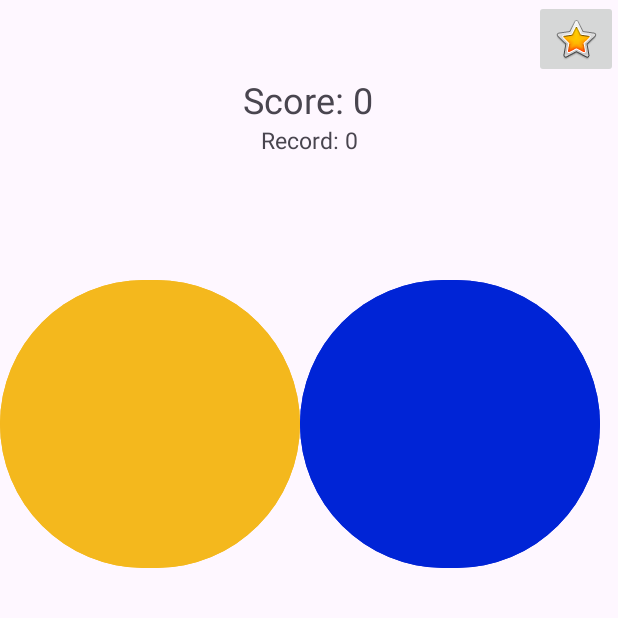
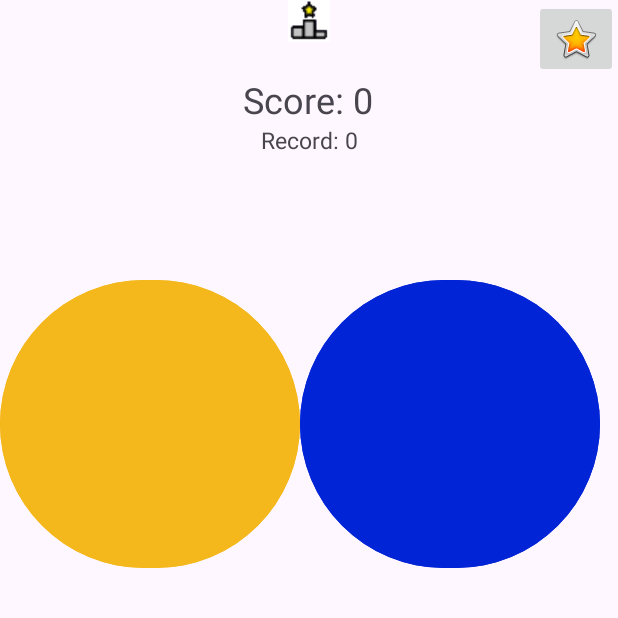
Before and after one commit to amitwallner25/simon_says, an Android app: the MainActivity screen opened directly, with no data from a screen before it, on a phone screen of 412 x 824 dp, the top half of it. Run offline under Robolectric (Android 15) with nearby library versions, the phone set to English and light mode, and no system bars.

Commit message:
added the right logo for the leaderboards activity

```diff
--- a/app/src/main/java/com/example/saimonsays/MainActivity.java
+++ b/app/src/main/java/com/example/saimonsays/MainActivity.java
@@ -9,6 +9,7 @@ import android.util.Log;
 import android.view.View;
 import android.widget.Button;
 import android.widget.ImageButton;
+import android.widget.ImageView;
 import android.widget.TextView;
 
 import androidx.appcompat.app.AppCompatActivity;
@@ -23,6 +24,7 @@ public class MainActivity extends AppCompatActivity {
 
     private Button button1, button2, button3, button4;
     private ImageButton imageButton;
+    private ImageView imageView;
     private TextView scoreTextView,highScoreTextView;
     private ArrayList<Integer> pattern = new ArrayList<>();
     private ArrayList<Integer> userInput = new ArrayList<>();
@@ -39,6 +41,7 @@ public class MainActivity extends AppCompatActivity {
         setContentView(R.layout.activity_main);
 
         imageButton = findViewById(R.id.imageButton);
+        imageView = findViewById(R.id.imageView);
         button1 = findViewById(R.id.button1);
         button2 = findViewById(R.id.button2);
         button3 = findViewById(R.id.button3);
@@ -72,6 +75,14 @@ public class MainActivity extends AppCompatActivity {
             }
         });
         imageButton.setOnClickListener(new View.OnClickListener() {
+            @Override
+            public void onClick(View v) {
+                Intent intent = new Intent(MainActivity.this, LeaderBoards.class);
+                startActivity(intent);
+                finish(); // Close this activity to prevent returning with the back button
+            }
+        });
+        imageView.setOnClickListener(new View.OnClickListener() {
             @Override
             public void onClick(View v) {
                 Intent intent = new Intent(MainActivity.this, LeaderBoards.class);
--- a/app/src/main/res/layout/activity_main.xml
+++ b/app/src/main/res/layout/activity_main.xml
@@ -90,6 +90,15 @@
             app:layout_constraintTop_toTopOf="parent"
             app:srcCompat="@android:drawable/btn_star_big_on" />
 
+        <ImageView
+            android:id="@+id/imageView"
+            android:layout_width="wrap_content"
+            android:layout_height="wrap_content"
+            app:layout_constraintEnd_toEndOf="parent"
+            app:layout_constraintStart_toStartOf="parent"
+            app:layout_constraintTop_toTopOf="parent"
+            app:srcCompat="@drawable/leaderboards_button" />
+
 
     </androidx.constraintlayout.widget.ConstraintLayout>
 
```
Also changed, not shown: app/src/main/res/drawable/leaderboards_button.png (added).
